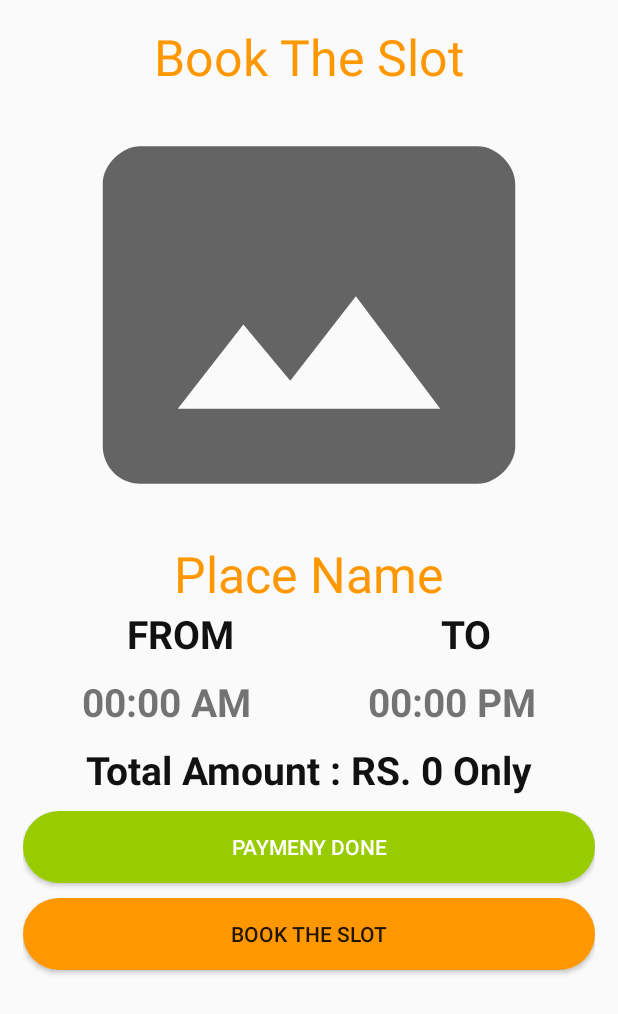
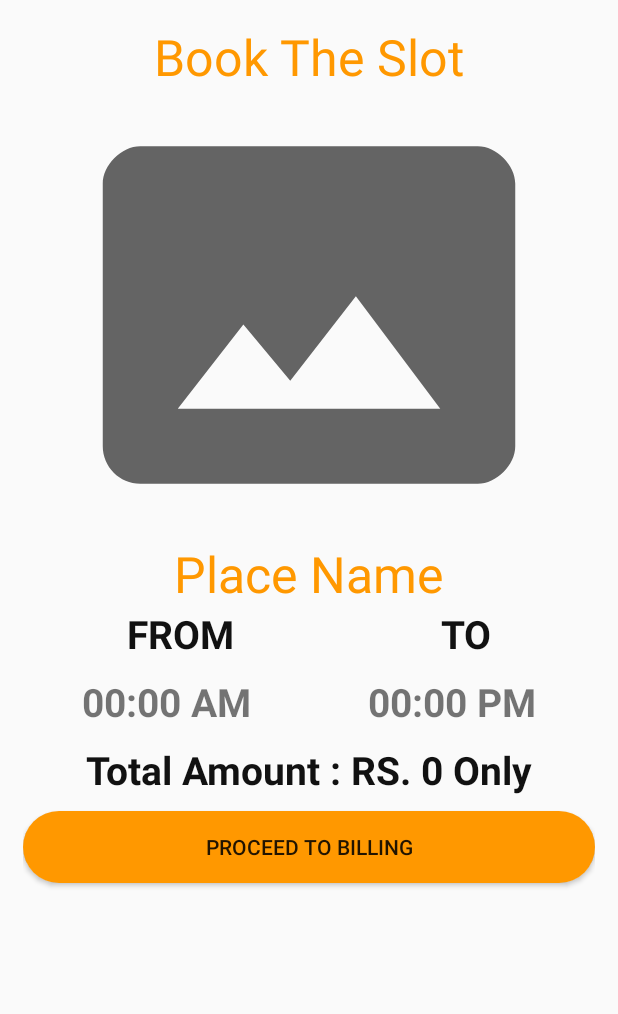
Before and after one commit to mazimez/JustPark, an Android app: the layout activity_book_slot.xml on its own in the app's theme, with its tools: preview values and no code run, on a phone screen of 412 x 824 dp. Shown: the top 1014 px of the screen. Run offline under Robolectric (Android 15) with nearby library versions, the phone set to English and light mode, and no system bars; Roboto replaces fonts that are not available here.

Commit message:
payment feature added

```diff
--- a/app/src/main/res/layout/activity_book_slot.xml
+++ b/app/src/main/res/layout/activity_book_slot.xml
@@ -93,21 +93,21 @@
         android:textAlignment="center"
         android:textSize="26sp"
         android:textStyle="bold"/>
-    <androidx.cardview.widget.CardView
-        android:layout_width="match_parent"
-        android:layout_height="wrap_content"
-        android:layout_below="@id/payment_amount"
-        app:cardCornerRadius="30dp"
-        android:layout_marginTop="10dp"
-        android:id="@+id/payment_container">
-        <Button
-            android:id="@+id/payment"
-            android:layout_width="match_parent"
-            android:layout_height="wrap_content"
-            android:text="Paymeny Done"
-            android:textColor="@android:color/white"
-            android:background="@android:color/holo_green_light"/>
-    </androidx.cardview.widget.CardView>
+<!--    <androidx.cardview.widget.CardView-->
+<!--        android:layout_width="match_parent"-->
+<!--        android:layout_height="wrap_content"-->
+<!--        android:layout_below="@id/payment_amount"-->
+<!--        app:cardCornerRadius="30dp"-->
+<!--        android:layout_marginTop="10dp"-->
+<!--        android:id="@+id/payment_container">-->
+<!--        <Button-->
+<!--            android:id="@+id/payment"-->
+<!--            android:layout_width="match_parent"-->
+<!--            android:layout_height="wrap_content"-->
+<!--            android:text="Paymeny Done"-->
+<!--            android:textColor="@android:color/white"-->
+<!--            android:background="@android:color/holo_green_light"/>-->
+<!--    </androidx.cardview.widget.CardView>-->
 
     <androidx.cardview.widget.CardView
         android:id="@+id/startBook_container"
@@ -115,13 +115,13 @@
         android:layout_height="wrap_content"
         android:layout_marginTop="10dp"
         app:cardCornerRadius="30dp"
-        android:layout_below="@id/payment_container">
+        android:layout_below="@id/payment_amount">
         <Button
             android:id="@+id/startBook"
             android:layout_width="match_parent"
             android:layout_height="wrap_content"
             android:background="@color/colorPrimaryDark"
-            android:text="Book the slot"/>
+            android:text="Proceed To Billing"/>
     </androidx.cardview.widget.CardView>
     <TextView
         android:id="@+id/book_error"
--- a/build.gradle
+++ b/build.gradle
@@ -7,7 +7,7 @@ buildscript {
 
     }
     dependencies {
-        classpath 'com.android.tools.build:gradle:4.1.0'
+        classpath 'com.android.tools.build:gradle:4.1.1'
         classpath 'com.google.gms:google-services:4.3.3'
 
         // NOTE: Do not place your application dependencies here; they belong
```
Also changed, not shown: app/src/main/java/com/example/tillnow/BookSlot.java (+13 -2 lines).
